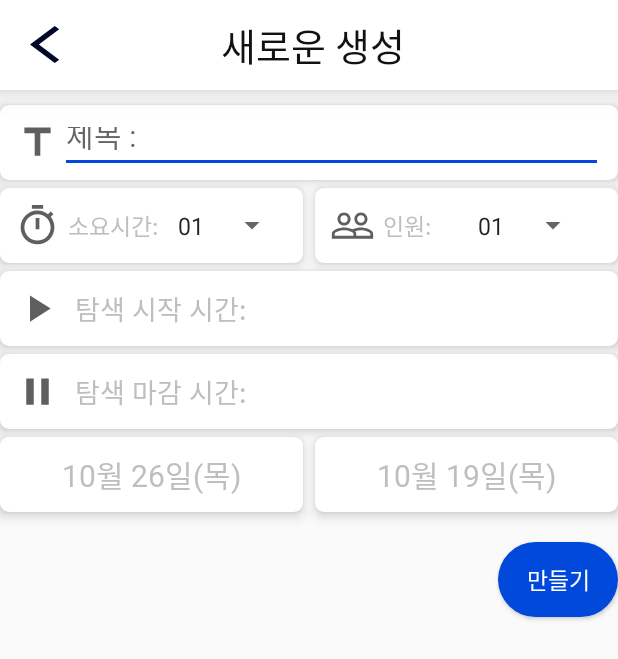
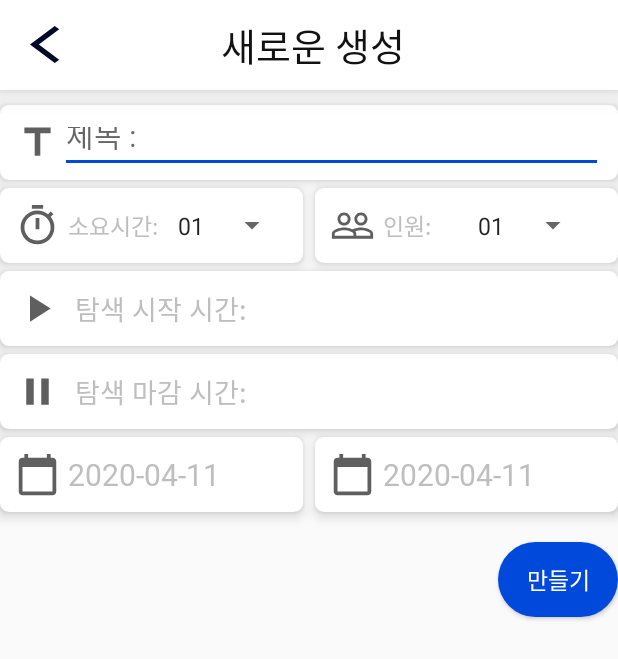
Before and after one commit to SFByomi/knumeet, an Android app: the screen it shows after launch (SelectActivity), after a tap on an icon or button, on a phone screen of 412 x 824 dp. Shown: the top 659 px of the screen. Run offline under Robolectric (Android 15) with nearby library versions, the phone set to English and light mode, and no system bars.

Commit message:
values 변경

```diff
--- a/app/src/main/java/com/blueboard/knumeet/SelectActivity.java
+++ b/app/src/main/java/com/blueboard/knumeet/SelectActivity.java
@@ -1,17 +1,23 @@
 package com.blueboard.knumeet;
 
+import androidx.annotation.Nullable;
 import androidx.annotation.RequiresApi;
 import androidx.appcompat.app.AppCompatActivity;
 
 import android.app.TimePickerDialog;
+import android.content.Context;
 import android.content.Intent;
 import android.os.Build;
 import android.os.Bundle;
 import android.text.Layout;
 import android.util.Log;
+import android.view.KeyEvent;
 import android.view.View;
+import android.view.inputmethod.EditorInfo;
+import android.view.inputmethod.InputMethodManager;
 import android.widget.AdapterView;
 import android.widget.Button;
+import android.widget.EditText;
 import android.widget.ImageButton;
 import android.widget.LinearLayout;
 import android.widget.Spinner;
@@ -22,50 +28,55 @@ import android.widget.Toast;
 import org.w3c.dom.Text;
 
 public class SelectActivity extends AppCompatActivity {
-    int Start_time_hour=0,Start_time_min=0;
-    int End_time_hour=0,End_time_min=0;
-    TextView tv_Start_time, tv_End_time;
-    TextView tv_start_date,tv_end_date;
-    TimePickerDialog timePickerDialog;
-    ImageButton btn_back_select_to_home;
-    Intent intent;
-
+    private int Start_time_hour=0,Start_time_min=0;
+    private int End_time_hour=0,End_time_min=0;
+    private TextView tv_Start_time, tv_End_time;
+    private TextView tv_start_date,tv_end_date;
+    private TimePickerDialog timePickerDialog1;
+    private ImageButton btn_back_select_to_home;
+    private Intent intent;
+    private EditText et_title;
+    public void hideKeyboard(){
+        InputMethodManager im = (InputMethodManager)getSystemService(Context.INPUT_METHOD_SERVICE);
+        im.hideSoftInputFromWindow(et_title.getWindowToken(), 0);
+    }
     @Override
     protected void onCreate(Bundle savedInstanceState) {
         super.onCreate(savedInstanceState);
         setContentView(R.layout.activity_select);
         Button btn_go_makeinfo = (Button) findViewById(R.id.btn_go_makeinfo);
-
         LinearLayout btn_start_calendar_1 = (LinearLayout)findViewById(R.id.btn_start_calendar_1);
         LinearLayout btn_start_calendar_2 = (LinearLayout)findViewById(R.id.  btn_start_calendar_2);
         LinearLayout btn_how_long = (LinearLayout) findViewById(R.id.btn_how_long);
         LinearLayout btn_how_many_people = (LinearLayout) findViewById(R.id.btn_how_many_people);
-        LinearLayout btn_Start_time = (LinearLayout) findViewById(R.id.btn_Start_time);
-        LinearLayout btn_End_time = (LinearLayout) findViewById(R.id.btn_end_time);
+        final LinearLayout btn_Start_time = (LinearLayout) findViewById(R.id.btn_Start_time);
+        final LinearLayout btn_End_time = (LinearLayout) findViewById(R.id.btn_end_time);
 
         tv_Start_time= (TextView) findViewById(R.id.tv_Start_time);
         tv_End_time= (TextView) findViewById(R.id.tv_End_time);
         tv_start_date=(TextView) findViewById(R.id.tv_start_date);
         tv_end_date=(TextView) findViewById(R.id.tv_end_date);
 
+
+
         btn_back_select_to_home = (ImageButton) findViewById(R.id.btn_back_select_to_home);
 
-        Spinner spinner = (Spinner) findViewById(R.id.spinner);
-
-        btn_start_calendar_1.setOnClickListener(new View.OnClickListener() {
+        et_title = (EditText)findViewById(R.id.edit_title);
+        et_title.setOnEditorActionListener(new TextView.OnEditorActionListener() {
             @Override
-            public void onClick(View v) {
-                intent = new Intent(getApplicationContext(),SelectCalendarActivity.class);
-                startActivity(intent);
+            public boolean onEditorAction(TextView textView, int actionId, KeyEvent keyEvent) {
+                if (actionId == EditorInfo.IME_ACTION_NEXT) {
+                    et_title.setSelected(false);
+                    et_title.clearFocus();
+                    return true;
+                }
+                return false;
             }
         });
-        btn_start_calendar_2.setOnClickListener(new View.OnClickListener() {
-            @Override
-            public void onClick(View v) {
-                intent = new Intent(getApplicationContext(),SelectCalendarActivity.class);
-                startActivity(intent);
-            }
-        });
+
+
+
+        Spinner spinner = (Spinner) findViewById(R.id.spinner);
 
 //        if(intent!=null){
 //                Log.d("hibaby",intent.getStringExtra("Start_date"));
@@ -89,39 +100,61 @@ public class SelectActivity extends AppCompatActivity {
         btn_Start_time.setOnClickListener(new View.OnClickListener() {
             @Override
             public void onClick(View view) {
-                timePickerDialog = new TimePickerDialog(
+                timePickerDialog1 = new TimePickerDialog(
                         SelectActivity.this,new TimePickerDialog.OnTimeSetListener() {
                     @RequiresApi(api = Build.VERSION_CODES.M)
                     @Override
                     public void onTimeSet(TimePicker timePicker, int i, int i1) {
-                        tv_Start_time.setText("탐색 시작 시간  "+String.valueOf(i)+"시 "+String.valueOf(i1)+"분");
+                        tv_Start_time.setText("탐색 시작 시간:  "+String.valueOf(i)+"시 "+String.valueOf(i1)+"분");
                         tv_Start_time.setTextColor(getColor(R.color.colorBlack));
+                        btn_End_time.performClick();
                     }
                 }, Start_time_hour,Start_time_min,false);
-                timePickerDialog.show();
+                timePickerDialog1.show();
 
             }
         });
         btn_End_time.setOnClickListener(new View.OnClickListener() {
             @Override
             public void onClick(View view) {
-                timePickerDialog = new TimePickerDialog(
+                timePickerDialog1 = new TimePickerDialog(
                         SelectActivity.this,new TimePickerDialog.OnTimeSetListener() {
+                    @RequiresApi(api = Build.VERSION_CODES.M)
                     @Override
                     public void onTimeSet(TimePicker timePicker, int i, int i1) {
-                        tv_End_time.setText("탐색 마감 시간  "+String.valueOf(i)+"시 "+String.valueOf(i1)+"분");
+                        tv_End_time.setText("탐색 마감 시간:  "+String.valueOf(i)+"시 "+String.valueOf(i1)+"분");
+                        tv_End_time.setTextColor(getColor(R.color.colorBlack));
                     }
                 }, End_time_hour,End_time_min,false);
-                timePickerDialog.show();
+                timePickerDialog1.show();
             }
         });
+//달력선택
+
+        btn_start_calendar_1.setOnClickListener(new View.OnClickListener() {
+            @Override
+            public void onClick(View v) {
+                intent = new Intent(getApplicationContext(),SelectCalendarActivity.class);
+                startActivityForResult(intent, 1234);
+            }
+        });
+        btn_start_calendar_2.setOnClickListener(new View.OnClickListener() {
+            @Override
+            public void onClick(View v) {
+                intent = new Intent(getApplicationContext(),SelectCalendarActivity.class);
+                startActivityForResult(intent, 1234);
+            }
+        });
+
 
         btn_go_makeinfo.setOnClickListener(new View.OnClickListener() {
             @Override
             public void onClick(View v) {
-                Intent intent = new Intent(getApplicationContext(),MakeInfoActivity.class);
+                Intent intent = new Intent(getApplicationContext(), MakeInfoActivity.class);
                 startActivity(intent);
+                finish();
             }
+
         });
 
         btn_back_select_to_home.setOnClickListener(new View.OnClickListener() {
@@ -131,5 +164,26 @@ public class SelectActivity extends AppCompatActivity {
             }
         });
 
+
+    }
+
+    @RequiresApi(api = Build.VERSION_CODES.M)
+    @Override
+    protected void onActivityResult(int requestCode, int resultCode, @Nullable Intent data) {
+        super.onActivityResult(requestCode, resultCode, data);
+        if(requestCode == 1234 && resultCode == RESULT_OK){
+            String Start_date = data.getStringExtra("Start_date");
+            String End_date = data.getStringExtra("End_date");
+            TextView tv_start_date = (TextView)findViewById(R.id.tv_start_date); ;
+            TextView tv_end_date = (TextView)findViewById(R.id.tv_end_date);
+            tv_start_date.setText(Start_date);
+            tv_start_date.setTextColor(getColor(R.color.colorBlack));
+
+            tv_end_date.setText(Start_date);
+            tv_end_date.setTextColor(getColor(R.color.colorBlack));
+
+        }else{
+
+        }
     }
 }
--- /dev/null
+++ b/app/src/main/res/drawable/ic_baseline_calendar_today_gray.xml
@@ -0,0 +1,5 @@
+<vector android:height="24dp" android:tint="#5F5F5F"
+    android:viewportHeight="24" android:viewportWidth="24"
+    android:width="24dp" xmlns:android="http://schemas.android.com/apk/res/android">
+    <path android:fillColor="@android:color/white" android:pathData="M20,3h-1L19,1h-2v2L7,3L7,1L5,1v2L4,3c-1.1,0 -2,0.9 -2,2v16c0,1.1 0.9,2 2,2h16c1.1,0 2,-0.9 2,-2L22,5c0,-1.1 -0.9,-2 -2,-2zM20,21L4,21L4,8h16v13z"/>
+</vector>
--- /dev/null
+++ b/app/src/main/res/drawable/ic_baseline_done_gray_blue.xml
@@ -0,0 +1,5 @@
+<vector android:height="24dp" android:tint="#2F60AD"
+    android:viewportHeight="24" android:viewportWidth="24"
+    android:width="24dp" xmlns:android="http://schemas.android.com/apk/res/android">
+    <path android:fillColor="@android:color/white" android:pathData="M9,16.2L4.8,12l-1.4,1.4L9,19 21,7l-1.4,-1.4L9,16.2z"/>
+</vector>
--- a/app/src/main/res/layout/activity_make_info.xml
+++ b/app/src/main/res/layout/activity_make_info.xml
@@ -188,7 +188,7 @@
                 android:layout_width="match_parent"
                 android:layout_height="match_parent"
                 android:layout_marginLeft="10dp"
-                android:text="2020/10/10 ~ 2020/10/19"
+                android:text="2020-10-10 ~ 2020-10-19"
                 android:textColor="@color/colorBlack"
                 android:gravity="center_vertical"
                 android:textSize="18sp"
--- a/app/src/main/res/layout/activity_select.xml
+++ b/app/src/main/res/layout/activity_select.xml
@@ -54,11 +54,13 @@
 
 
     <LinearLayout
+        android:gravity="left"
         android:id="@+id/btn_Start_time"
         android:layout_width="match_parent"
         android:layout_height="50dp"
         android:layout_marginTop="5dp"
         android:background="@drawable/corner_shape"
+        android:nextFocusDown="@id/btn_end_time"
         android:elevation="5dp"
         android:orientation="horizontal"
         app:layout_constraintTop_toBottomOf="@+id/btn_how_long"
@@ -90,8 +92,10 @@
         android:layout_width="match_parent"
         android:layout_height="50dp"
         android:background="@drawable/corner_shape"
+        android:nextFocusDown="@id/btn_start_calendar_1"
         android:layout_marginTop="5dp"
         android:elevation="5dp"
+        android:gravity="left"
         android:orientation="horizontal"
         app:layout_constraintTop_toBottomOf="@+id/btn_Start_time"
         tools:layout_editor_absoluteX="15dp">
@@ -118,6 +122,7 @@
     </LinearLayout>
 
     <LinearLayout
+        android:gravity="left"
         android:id="@+id/btn_how_long"
         android:layout_width="0dp"
         android:layout_height="50dp"
@@ -159,6 +164,7 @@
 
 
     <LinearLayout
+        android:gravity="left"
         android:id="@+id/btn_how_many_people"
         android:layout_width="0dp"
         android:layout_height="50dp"
@@ -201,53 +207,71 @@
     </LinearLayout>
 
     <LinearLayout
-        android:id="@+id/btn_start_calendar_1"
+        android:id="@+id/btn_start_calendar_2"
         android:layout_width="0dp"
         android:layout_height="50dp"
         android:layout_weight="1"
         android:layout_marginTop="5dp"
         android:background="@drawable/corner_shape"
         android:elevation="5dp"
-        android:gravity="center"
+        android:gravity="left"
         android:orientation="horizontal"
         app:layout_constraintEnd_toEndOf="parent"
         app:layout_constraintTop_toBottomOf="@+id/btn_end_time"
         app:layout_constraintWidth_default="percent"
         app:layout_constraintWidth_percent="0.49">
-
+        <ImageView
+            android:id="@+id/image_end_date"
+            android:layout_width="30dp"
+            android:layout_height="30dp"
+            android:layout_gravity="center_vertical"
+            android:src="@drawable/ic_baseline_calendar_today_gray"
+            android:scaleType="fitXY"
+            android:textColor="@color/colorBlack"
+            android:textSize="20sp" />
         <TextView
+            android:layout_marginLeft="5dp"
             android:id="@+id/tv_end_date"
             android:layout_width="wrap_content"
             android:layout_height="wrap_content"
             android:layout_gravity="center_vertical"
             android:fontFamily="@font/nanum_bold"
-            android:text="10월 19일(목)"
+            android:text="2020-04-11"
             android:textColor="@color/colorUnClicked"
             android:textSize="20sp" />
 
     </LinearLayout>
 
     <LinearLayout
-        android:id="@+id/btn_start_calendar_2"
+        android:id="@+id/btn_start_calendar_1"
         android:layout_width="0dp"
         android:layout_height="50dp"
         android:layout_marginTop="5dp"
         android:background="@drawable/corner_shape"
         android:elevation="5dp"
-        android:gravity="center"
+        android:gravity="left"
         android:orientation="horizontal"
         app:layout_constraintStart_toStartOf="parent"
         app:layout_constraintTop_toBottomOf="@+id/btn_end_time"
         app:layout_constraintWidth_default="percent"
         app:layout_constraintWidth_percent="0.49">
-
+        <ImageView
+            android:id="@+id/image_start_date"
+            android:layout_width="30dp"
+            android:layout_height="30dp"
+            android:layout_gravity="center_vertical"
+            android:src="@drawable/ic_baseline_calendar_today_gray"
+            android:scaleType="fitXY"
+            android:textColor="@color/colorBlack"
+            android:textSize="20sp" />
         <TextView
+            android:layout_marginLeft="5dp"
             android:id="@+id/tv_start_date"
             android:layout_width="wrap_content"
             android:layout_height="wrap_content"
             android:layout_gravity="center_vertical"
             android:fontFamily="@font/nanum_bold"
-            android:text="10월 26일(목)"
+            android:text="2020-04-11"
             android:textColor="@color/colorUnClicked"
             android:textSize="20sp" />
     </LinearLayout>
@@ -258,7 +282,7 @@
         android:layout_width="0dp"
         android:layout_height="50dp"
         android:background="@drawable/corner_shape"
-
+        android:gravity="left"
         android:elevation="5dp"
         android:orientation="horizontal"
         app:layout_constraintEnd_toEndOf="parent"
@@ -281,6 +305,9 @@
             android:layout_gravity="center_vertical"
             android:fontFamily="@font/nanum_regular"
             android:hint="제목 :"
+            android:imeOptions="actionNext"
+            android:nextFocusDown="@id/btn_Start_time"
+            android:inputType="text"
             android:textColor="#000000"
             android:textSize="20sp" />
     </LinearLayout>
```
Also changed, not shown: app/src/main/java/com/blueboard/knumeet/SelectCalendarActivity.java (+7 -11 lines).
